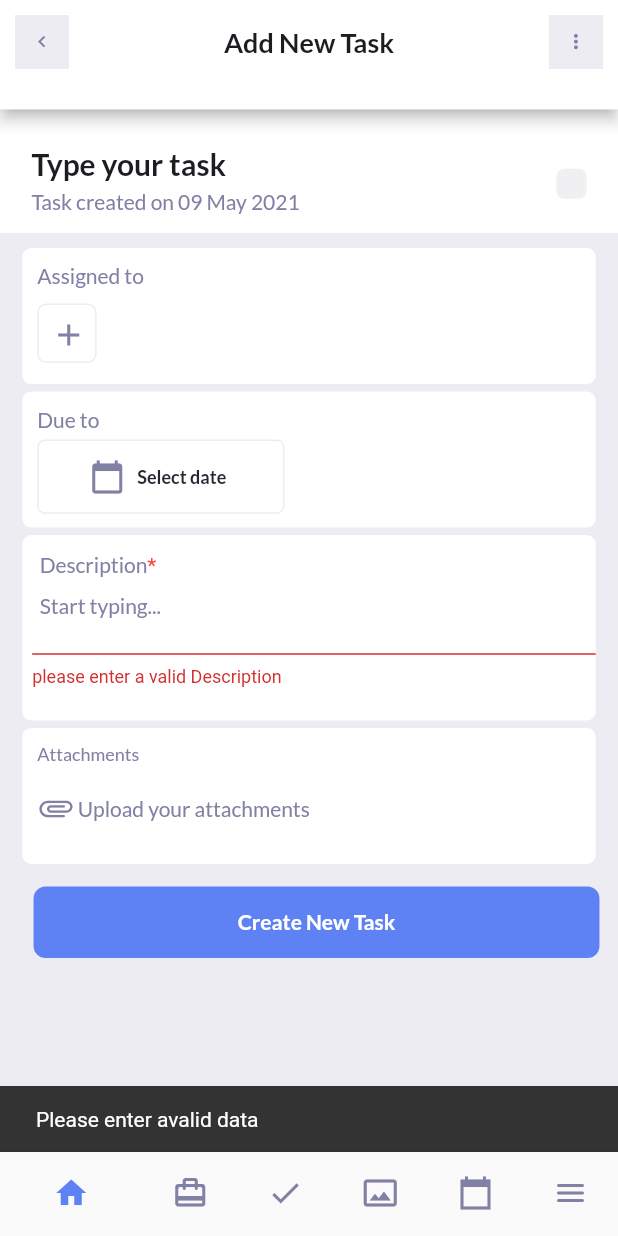
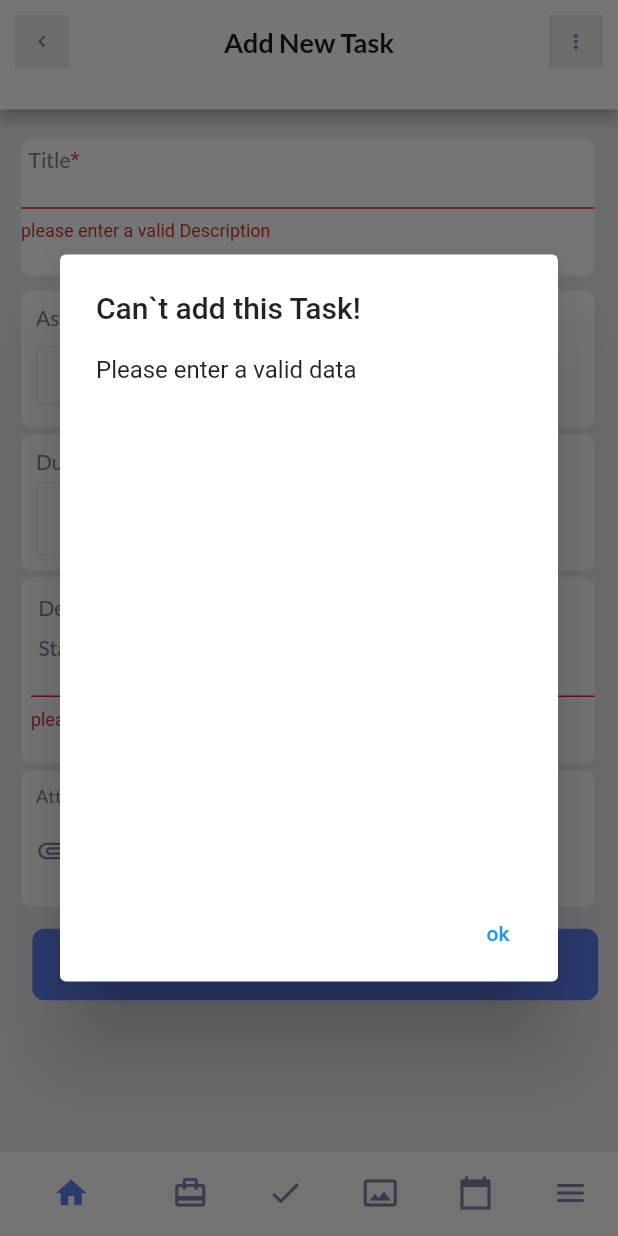
Before and after one commit to nourraouf/CRM_TaskFeature, a Flutter app: the AddTask screen opened by its route, after a tap on "Create New Task", on a phone screen of 412 x 824 dp. Run offline on Flutter 3.47's test engine with Material 2 defaults, Android fonts, the light colour scheme and no system bars; our stand-ins replace file_picker.

Commit message:
all required updates donefor task feature

```diff
--- a/lib/screens/add_new_task.dart
+++ b/lib/screens/add_new_task.dart
@@ -1,18 +1,15 @@
 import 'package:crm_task_feature/Constants.dart';
 import 'package:crm_task_feature/models/task.dart';
 import 'package:crm_task_feature/providers.dart/tasks.dart';
-
 import 'package:crm_task_feature/widgets/Navigation_bar.dart';
 import 'package:crm_task_feature/widgets/Select_button.dart';
-import 'package:crm_task_feature/widgets/add_assigned.dart';
 import 'package:crm_task_feature/widgets/add_attachments.dart';
 import 'package:crm_task_feature/widgets/add_description.dart';
+import 'package:crm_task_feature/widgets/add_title.dart';
 import 'package:crm_task_feature/widgets/custom_appbar.dart';
-
-import 'package:crm_task_feature/widgets/type_new_task.dart';
+import 'package:crm_task_feature/widgets/success_dialog.dart';
 import 'package:file_picker/file_picker.dart';
 import 'package:flutter/material.dart';
-
 import 'package:intl/intl.dart';
 import 'package:provider/provider.dart';
 
@@ -23,27 +20,39 @@ class AddTask extends StatefulWidget {
 }
 
 class _AddTaskState extends State<AddTask> {
-  DateTime selectedDate = null;
+  String dropdownValue = 'Ahmed';
+  DateTime _selectedDate = null;
+  String taskTitle;
+  String taskDescription;
+  String taskDate;
+
   final _addFormKey = GlobalKey<FormState>();
   final f = new DateFormat('dd MMM yyyy');
-  PlatformFile attachments = null;
+  PlatformFile _attachments = null;
   final _description = TextEditingController();
-  final _subTask = TextEditingController();
-  String filename = null;
+  final _taskTitle = TextEditingController();
+  String _filename = null;
   bool _submit(BuildContext context) {
-    if (_addFormKey.currentState.validate() && selectedDate != null) {
+    if (_addFormKey.currentState.validate()) {
       _addFormKey.currentState.save();
       Provider.of<Tasks>(context, listen: false).addTask(Task(
-          assignedTo: '',
+          assignedTo: dropdownValue,
           description: _description.text,
-          endDate: selectedDate,
+          endDate: _selectedDate,
           startDate: DateTime.now(),
           tag: ''));
-      print(_description.text);
+      setState(() {
+        _attachments = null;
+        taskDate =
+            _selectedDate == null ? DateTime.now() : f.format(_selectedDate);
+        taskDescription = _description.text;
+        taskTitle = _taskTitle.text;
+        _selectedDate = null;
+      });
+
       _description.clear();
-      _subTask.clear();
-      attachments = null;
-      selectedDate = null;
+      _taskTitle.clear();
+
       return true;
     }
 
@@ -59,13 +68,52 @@ class _AddTaskState extends State<AddTask> {
       );
       if (result != null) {
         PlatformFile file = result.files.first;
-        attachments = file;
+        _attachments = file;
         setState(() {
-          filename = file.name;
+          _filename = file.name;
         });
       } else {
         // User canceled the picker
       }
+    }
+
+    void showAlertDialog(BuildContext context, String text, int status) {
+      showDialog(
+        context: context,
+        builder: (BuildContext context) {
+          return AlertDialog(
+            title: Text(text),
+            actions: [
+              TextButton(
+                  onPressed: () {
+                    if (status == 1) {
+                      Navigator.of(context).pushReplacementNamed('/');
+                    } else {
+                      Navigator.of(context).pop();
+                    }
+                  },
+                  child: Text('ok'))
+            ],
+            content: Container(
+              width: MediaQuery.of(context).size.width / 1.3,
+              height: MediaQuery.of(context).size.height / 2.5,
+              decoration: new BoxDecoration(
+                shape: BoxShape.rectangle,
+                color: const Color(0xFFFFFF),
+              ),
+              child: status == 1
+                  ? SuccessDialog(
+                      taskTitle: taskDescription,
+                      description: taskDescription,
+                      assignedTo: dropdownValue,
+                      filename: _filename,
+                      taskDate: taskDate,
+                    )
+                  : Text("Please enter a valid data"),
+            ),
+          );
+        },
+      );
     }
 
     Future<void> _selectDate(BuildContext context) async {
@@ -74,10 +122,10 @@ class _AddTaskState extends State<AddTask> {
           initialDate: DateTime.now(),
           firstDate: DateTime.now(),
           lastDate: DateTime(2022));
-      if (picked != null && picked != selectedDate)
+      if (picked != null && picked != _selectedDate)
         setState(() {
-          selectedDate = picked;
-          print(selectedDate.toIso8601String());
+          _selectedDate = picked;
+          print(_selectedDate.toIso8601String());
         });
     }
 
@@ -101,18 +149,60 @@ class _AddTaskState extends State<AddTask> {
         child: SingleChildScrollView(
             child: Column(
           children: <Widget>[
-            //type new task
-            //************************************************************* */
+            //title
+            addTitle(_taskTitle, height, width),
+            //assigned
+
             Container(
-              padding: EdgeInsets.fromLTRB(5, 5, 5, 5),
-              height: height * 0.1,
-              color: ColorPalette.solidWhite,
-              child: TypeNewTask(
-                f: f,
+              padding: EdgeInsets.only(left: 10, top: 10),
+              margin: EdgeInsets.fromLTRB(width * 0.034, 10, width * 0.034, 5),
+              height: height * 0.11,
+              width: width * 0.928,
+              decoration: BoxDecoration(
+                  borderRadius: BorderRadius.circular(6),
+                  color: ColorPalette.solidWhite),
+              child: SingleChildScrollView(
+                child: Column(
+                  crossAxisAlignment: CrossAxisAlignment.start,
+                  children: [
+                    Padding(
+                      padding: const EdgeInsets.only(bottom: 10),
+                      child: const Text("Assigned to", style: Styles.greyText),
+                    ),
+                    Container(
+                      width: width * 0.3,
+                      height: width * 0.096,
+                      child: Center(
+                        child: DropdownButton<String>(
+                          value: dropdownValue,
+                          icon: const Icon(Icons.add),
+                          onChanged: (newValue) {
+                            setState(() {
+                              dropdownValue = newValue;
+                            });
+                          },
+                          items: <String>['Ahmed', 'Menna', 'Mariem']
+                              .map<DropdownMenuItem<String>>((String value) {
+                            return DropdownMenuItem<String>(
+                              value: value,
+                              child: Text(value),
+                            );
+                          }).toList(),
+                        ),
+                      ),
+                      decoration: BoxDecoration(
+                        borderRadius: BorderRadius.circular(6),
+                        color: ColorPalette.solidWhite,
+                        border: Border.all(
+                          color: Color(0xFFECECF2),
+                        ),
+                      ),
+                    ),
+                  ],
+                ),
               ),
             ),
-            //assigned
-            AddAssigned(width: width, height: height),
+
             //due to
             Container(
               padding: EdgeInsets.only(left: 10, top: 10),
@@ -142,9 +232,9 @@ class _AddTaskState extends State<AddTask> {
                                 Icons.calendar_today,
                                 color: ColorPalette.secondaryColor,
                               ),
-                              text: selectedDate == null
+                              text: _selectedDate == null
                                   ? 'Select date'
-                                  : f.format(selectedDate),
+                                  : f.format(_selectedDate),
                               onButtonPressed: _selectDate,
                             ),
                           ]),
@@ -166,7 +256,7 @@ class _AddTaskState extends State<AddTask> {
                   borderRadius: BorderRadius.circular(6),
                   color: ColorPalette.solidWhite),
               child: AddAtachments(
-                filename: filename,
+                filename: _filename,
                 load: _loadFile,
               ),
             ),
@@ -184,11 +274,9 @@ class _AddTaskState extends State<AddTask> {
                 onPressed: () {
                   bool added = _submit(context);
                   if (added) {
-                    ScaffoldMessenger.of(context).showSnackBar(SnackBar(
-                        content: const Text('Task added successfully')));
+                    showAlertDialog(context, 'Task added successfully!', 1);
                   } else {
-                    ScaffoldMessenger.of(context).showSnackBar(SnackBar(
-                        content: const Text('Please enter avalid data')));
+                    showAlertDialog(context, 'Can`t add this Task!', 0);
                   }
                 },
                 child: Center(
--- a/lib/screens/all_tasks_screen.dart
+++ b/lib/screens/all_tasks_screen.dart
@@ -1,5 +1,4 @@
 import 'package:crm_task_feature/Constants.dart';
-
 import 'package:crm_task_feature/screens/add_new_task.dart';
 import 'package:crm_task_feature/widgets/Navigation_bar.dart';
 import 'package:crm_task_feature/widgets/custom_appbar.dart';
--- a/lib/widgets/add_assigned.dart
+++ /dev/null
@@ -1,59 +0,0 @@
-import 'package:flutter/material.dart';
-
-import '../Constants.dart';
-
-class AddAssigned extends StatelessWidget {
-  const AddAssigned({
-    Key key,
-    @required this.width,
-    @required this.height,
-  }) : super(key: key);
-
-  final double width;
-  final double height;
-
-  @override
-  Widget build(BuildContext context) {
-    return Container(
-      padding: EdgeInsets.only(left: 10, top: 10),
-      margin: EdgeInsets.fromLTRB(width * 0.034, 10, width * 0.034, 5),
-      height: height * 0.11,
-      width: width * 0.928,
-      decoration: BoxDecoration(
-          borderRadius: BorderRadius.circular(6),
-          color: ColorPalette.solidWhite),
-      child: SingleChildScrollView(
-        child: Column(
-          crossAxisAlignment: CrossAxisAlignment.start,
-          children: [
-            Padding(
-              padding: const EdgeInsets.only(bottom: 10),
-              child: const Text("Assigned to", style: Styles.greyText),
-            ),
-            Container(
-              width: width * 0.096,
-              height: width * 0.096,
-              child: Center(
-                child: IconButton(
-                  icon: Center(
-                      child: const Icon(
-                    Icons.add,
-                    color: ColorPalette.secondaryColor,
-                  )),
-                  onPressed: () {},
-                ),
-              ),
-              decoration: BoxDecoration(
-                borderRadius: BorderRadius.circular(6),
-                color: ColorPalette.solidWhite,
-                border: Border.all(
-                  color: Color(0xFFECECF2),
-                ),
-              ),
-            ),
-          ],
-        ),
-      ),
-    );
-  }
-}
--- /dev/null
+++ b/lib/widgets/add_title.dart
@@ -0,0 +1,51 @@
+import 'package:flutter/cupertino.dart';
+import 'package:flutter/material.dart';
+
+import '../Constants.dart';
+
+Widget addTitle(TextEditingController controller, double height, double width) {
+  return Container(
+    margin: EdgeInsets.fromLTRB(width * 0.034, 20, width * 0.034, 0),
+    height: height * 0.11,
+    width: width * 0.928,
+    decoration: BoxDecoration(
+        borderRadius: BorderRadius.circular(6), color: ColorPalette.solidWhite),
+    child: SingleChildScrollView(
+      child: Column(
+        crossAxisAlignment: CrossAxisAlignment.start,
+        children: <Widget>[
+          Container(
+            padding: const EdgeInsets.all(5),
+            child: Row(
+              children: <Widget>[
+                const Text(
+                  'Title',
+                  style: Styles.greyText,
+                ),
+                const Text(
+                  '*',
+                  style: TextStyle(color: Colors.red),
+                ),
+              ],
+            ),
+          ),
+          Container(
+            padding: EdgeInsets.only(top: 10),
+            height: height * 0.05,
+            child: TextFormField(
+              controller: controller,
+              textInputAction: TextInputAction.next,
+              validator: (value) {
+                if (value.isEmpty) return 'please enter a valid Description';
+                return null;
+              },
+              cursorColor: ColorPalette.primaryColor,
+              decoration: InputDecoration(),
+            ),
+          ),
+        ],
+      ),
+    ),
+  );
+  //assigned;
+}
--- /dev/null
+++ b/lib/widgets/success_dialog.dart
@@ -0,0 +1,71 @@
+import 'package:crm_task_feature/widgets/task-tile.dart';
+import 'package:flutter/material.dart';
+import '../Constants.dart';
+
+class SuccessDialog extends StatelessWidget {
+  final String taskTitle;
+
+  final String description;
+  final String taskDate;
+  final String filename;
+  final String assignedTo;
+
+  const SuccessDialog({
+    Key key,
+    @required this.taskTitle,
+    @required this.description,
+    @required this.assignedTo,
+    @required this.filename,
+    this.taskDate,
+  }) : super(key: key);
+
+  @override
+  Widget build(BuildContext context) {
+    print(taskTitle);
+    print(description);
+    return ListView(
+      children: <Widget>[
+        TaskTile(
+          icon: Icon(
+            Icons.title_rounded,
+            color: ColorPalette.primaryColor,
+          ),
+          tasktitle: "Title",
+          tasksubtitle: taskTitle.toString(),
+        ),
+        TaskTile(
+          icon: Icon(
+            Icons.person,
+            color: ColorPalette.primaryColor,
+          ),
+          tasktitle: "Assigned to",
+          tasksubtitle: assignedTo,
+        ),
+        TaskTile(
+          icon: Icon(
+            Icons.calendar_today,
+            color: ColorPalette.primaryColor,
+          ),
+          tasktitle: "Due date",
+          tasksubtitle: taskDate,
+        ),
+        TaskTile(
+          icon: Icon(
+            Icons.description,
+            color: ColorPalette.primaryColor,
+          ),
+          tasktitle: "Description",
+          tasksubtitle: description.toString(),
+        ),
+        TaskTile(
+          icon: Icon(
+            Icons.add_comment_outlined,
+            color: ColorPalette.primaryColor,
+          ),
+          tasktitle: "Attachments",
+          tasksubtitle: filename != null ? filename : "No attachments added",
+        ),
+      ],
+    );
+  }
+}
--- a/lib/widgets/task_tabs.dart
+++ b/lib/widgets/task_tabs.dart
@@ -2,8 +2,6 @@ import 'package:crm_task_feature/Constants.dart';
 import 'package:crm_task_feature/screens/done_tasks.dart';
 import 'package:crm_task_feature/screens/not_implemented.dart';
 import 'package:flutter/material.dart';
-
-import 'custom_checkbox.dart';
 
 class TaskTabs extends StatelessWidget {
   @override
@@ -19,26 +17,22 @@ class TaskTabs extends StatelessWidget {
           unselectedLabelColor: ColorPalette.secondaryColor,
           labelColor: ColorPalette.solidgrey,
           labelStyle: Styles.blackText2,
-          // indicatorSize: TabBarIndicatorSize.label,
           indicator: BoxDecoration(
               borderRadius: BorderRadius.circular(8), color: Color(0xFFFFFFFF)),
           tabs: [
             Tab(
               child: const Text(
                 "All",
-                //style: Styles.blackText,
               ),
             ),
             Tab(
               child: const Text(
                 "Done",
-                //  style: Styles.blackText,
               ),
             ),
             Tab(
               child: const Text(
                 "pending",
-                // style: Styles.blackText,
               ),
             ),
           ],
--- a/lib/widgets/type_new_task.dart
+++ /dev/null
@@ -1,53 +0,0 @@
-import 'package:flutter/material.dart';
-import 'package:intl/intl.dart';
-
-import '../Constants.dart';
-import 'custom_checkbox.dart';
-
-class TypeNewTask extends StatelessWidget {
-  const TypeNewTask({
-    Key key,
-    @required this.f,
-  }) : super(key: key);
-
-  final DateFormat f;
-
-  @override
-  Widget build(BuildContext context) {
-    return ListTile(
-      title: Padding(
-        padding: const EdgeInsets.only(top: 15),
-        child: const Text(
-          "Type your task",
-          style: TextStyle(
-            fontFamily: 'Lato',
-            fontSize: 20,
-            fontWeight: FontWeight.bold,
-            color: Color(0xff1C1D21),
-          ),
-        ),
-      ),
-      subtitle: Padding(
-        padding: const EdgeInsets.only(top: 5),
-        child: Row(
-          children: <Widget>[
-            Text(
-              "Task created on ",
-              style: Styles.greyText,
-            ),
-            Text(
-              f.format(DateTime.now()),
-              style: Styles.greyText,
-            )
-          ],
-        ),
-      ),
-      trailing: Padding(
-        padding: const EdgeInsets.only(top: 20),
-        child: CustomCheckbox(
-          isChecked: false,
-        ),
-      ),
-    );
-  }
-}
```
Also changed, not shown: lib/widgets/task-tile.dart (added, +29 -0 lines).
